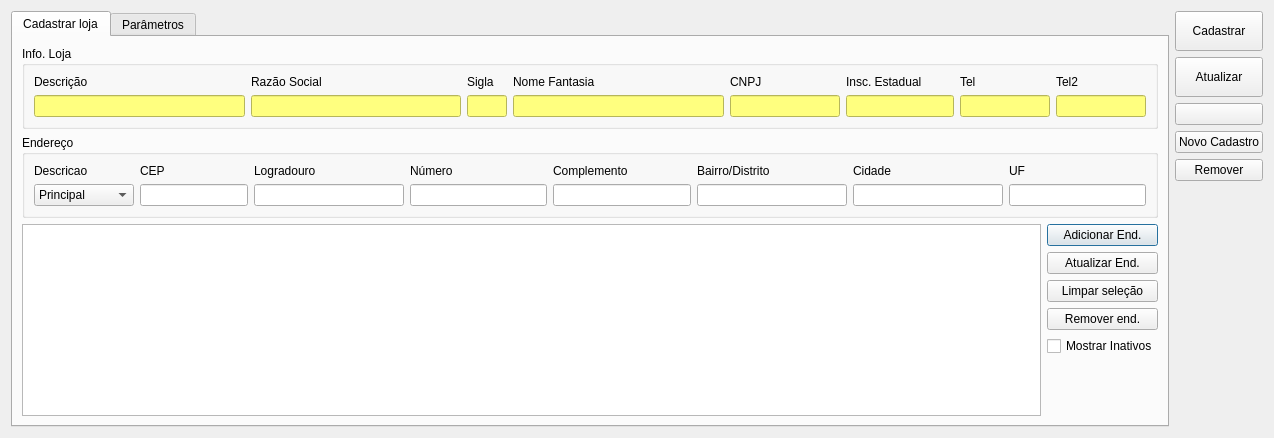
Qt form ui/cadastroloja.ui (lellisls/ERP-STACCATO) before a commit.
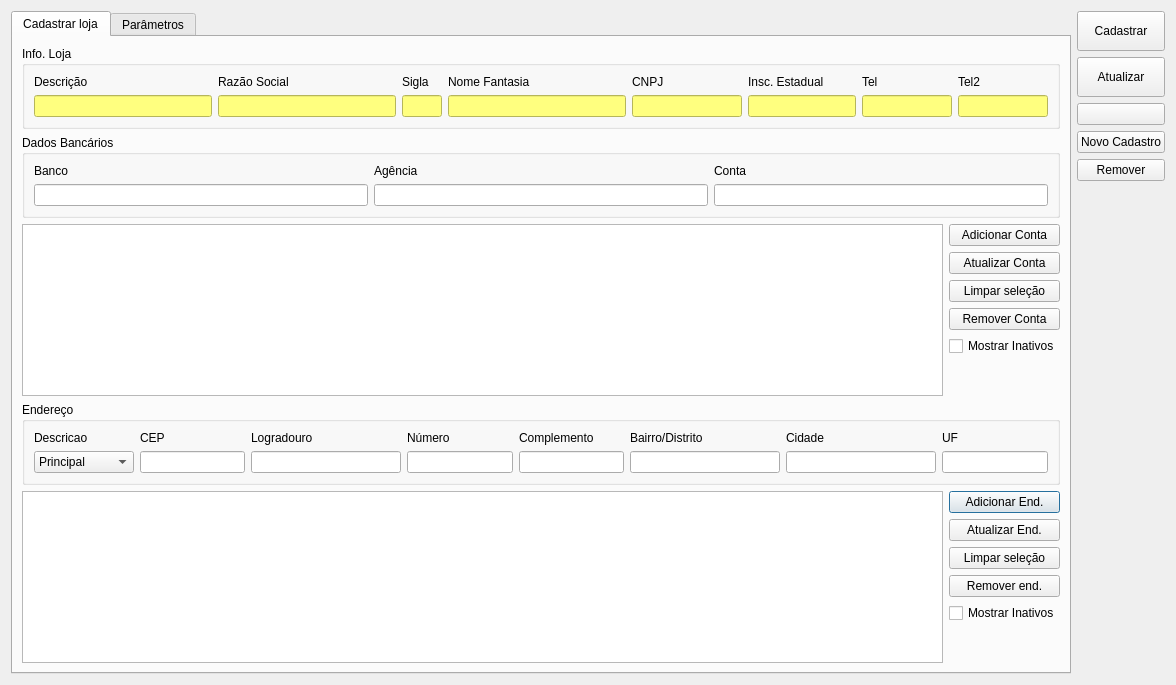
The same form after that commit. Icons and pictures are not drawn. Custom widgets are drawn as their Qt base class.

Patch:
```diff
--- a/ui/cadastroloja.ui
+++ b/ui/cadastroloja.ui
@@ -9,8 +9,8 @@
    <rect>
     <x>0</x>
     <y>0</y>
-    <width>1274</width>
-    <height>438</height>
+    <width>1176</width>
+    <height>685</height>
    </rect>
   </property>
   <property name="windowTitle">
@@ -33,7 +33,7 @@
        <string>Cadastrar loja</string>
       </attribute>
       <layout class="QGridLayout" name="gridLayout">
-       <item row="1" column="0" colspan="2">
+       <item row="3" column="0" colspan="2">
         <widget class="QGroupBox" name="groupBoxEndereco">
          <property name="title">
           <string>Endereço</string>
@@ -250,89 +250,6 @@
          </layout>
         </widget>
        </item>
-       <item row="2" column="0">
-        <widget class="TableView" name="tableEndereco">
-         <property name="mouseTracking">
-          <bool>true</bool>
-         </property>
-         <property name="sizeAdjustPolicy">
-          <enum>QAbstractScrollArea::AdjustToContents</enum>
-         </property>
-         <property name="editTriggers">
-          <set>QAbstractItemView::NoEditTriggers</set>
-         </property>
-         <property name="tabKeyNavigation">
-          <bool>false</bool>
-         </property>
-         <property name="alternatingRowColors">
-          <bool>true</bool>
-         </property>
-         <property name="selectionMode">
-          <enum>QAbstractItemView::SingleSelection</enum>
-         </property>
-         <property name="selectionBehavior">
-          <enum>QAbstractItemView::SelectRows</enum>
-         </property>
-         <attribute name="horizontalHeaderStretchLastSection">
-          <bool>false</bool>
-         </attribute>
-        </widget>
-       </item>
-       <item row="2" column="1">
-        <layout class="QVBoxLayout" name="verticalLayout">
-         <item>
-          <widget class="QPushButton" name="pushButtonAdicionarEnd">
-           <property name="text">
-            <string>Adicionar End.</string>
-           </property>
-          </widget>
-         </item>
-         <item>
-          <widget class="QPushButton" name="pushButtonAtualizarEnd">
-           <property name="text">
-            <string>Atualizar End.</string>
-           </property>
-          </widget>
-         </item>
-         <item>
-          <widget class="QPushButton" name="pushButtonEndLimpar">
-           <property name="text">
-            <string>Limpar seleção</string>
-           </property>
-          </widget>
-         </item>
-         <item>
-          <widget class="QPushButton" name="pushButtonRemoverEnd">
-           <property name="text">
-            <string>Remover end.</string>
-           </property>
-          </widget>
-         </item>
-         <item>
-          <widget class="QCheckBox" name="checkBoxMostrarInativos">
-           <property name="text">
-            <string>Mostrar Inativos</string>
-           </property>
-           <property name="checkable">
-            <bool>true</bool>
-           </property>
-          </widget>
-         </item>
-         <item>
-          <spacer name="verticalSpacer_4">
-           <property name="orientation">
-            <enum>Qt::Vertical</enum>
-           </property>
-           <property name="sizeHint" stdset="0">
-            <size>
-             <width>20</width>
-             <height>40</height>
-            </size>
-           </property>
-          </spacer>
-         </item>
-        </layout>
-       </item>
        <item row="0" column="0" colspan="2">
         <widget class="QGroupBox" name="groupBoxCadastro">
          <property name="title">
@@ -546,6 +463,211 @@
          </layout>
         </widget>
        </item>
+       <item row="1" column="0" colspan="2">
+        <widget class="QGroupBox" name="groupBoxConta">
+         <property name="title">
+          <string>Dados Bancários</string>
+         </property>
+         <layout class="QGridLayout" name="gridLayout_9">
+          <item row="0" column="1">
+           <widget class="QLabel" name="label_5">
+            <property name="text">
+             <string>Agência</string>
+            </property>
+           </widget>
+          </item>
+          <item row="0" column="2">
+           <widget class="QLabel" name="label_6">
+            <property name="text">
+             <string>Conta</string>
+            </property>
+           </widget>
+          </item>
+          <item row="1" column="1">
+           <widget class="QLineEdit" name="lineEditAgencia"/>
+          </item>
+          <item row="1" column="2">
+           <widget class="QLineEdit" name="lineEditConta"/>
+          </item>
+          <item row="1" column="0">
+           <widget class="QLineEdit" name="lineEditBanco"/>
+          </item>
+          <item row="0" column="0">
+           <widget class="QLabel" name="label_4">
+            <property name="text">
+             <string>Banco</string>
+            </property>
+           </widget>
+          </item>
+         </layout>
+        </widget>
+       </item>
+       <item row="4" column="0">
+        <widget class="TableView" name="tableEndereco">
+         <property name="mouseTracking">
+          <bool>true</bool>
+         </property>
+         <property name="sizeAdjustPolicy">
+          <enum>QAbstractScrollArea::AdjustToContents</enum>
+         </property>
+         <property name="editTriggers">
+          <set>QAbstractItemView::NoEditTriggers</set>
+         </property>
+         <property name="tabKeyNavigation">
+          <bool>false</bool>
+         </property>
+         <property name="alternatingRowColors">
+          <bool>true</bool>
+         </property>
+         <property name="selectionMode">
+          <enum>QAbstractItemView::SingleSelection</enum>
+         </property>
+         <property name="selectionBehavior">
+          <enum>QAbstractItemView::SelectRows</enum>
+         </property>
+         <attribute name="horizontalHeaderStretchLastSection">
+          <bool>false</bool>
+         </attribute>
+        </widget>
+       </item>
+       <item row="4" column="1">
+        <layout class="QVBoxLayout" name="verticalLayout">
+         <item>
+          <widget class="QPushButton" name="pushButtonAdicionarEnd">
+           <property name="text">
+            <string>Adicionar End.</string>
+           </property>
+          </widget>
+         </item>
+         <item>
+          <widget class="QPushButton" name="pushButtonAtualizarEnd">
+           <property name="text">
+            <string>Atualizar End.</string>
+           </property>
+          </widget>
+         </item>
+         <item>
+          <widget class="QPushButton" name="pushButtonEndLimpar">
+           <property name="text">
+            <string>Limpar seleção</string>
+           </property>
+          </widget>
+         </item>
+         <item>
+          <widget class="QPushButton" name="pushButtonRemoverEnd">
+           <property name="text">
+            <string>Remover end.</string>
+           </property>
+          </widget>
+         </item>
+         <item>
+          <widget class="QCheckBox" name="checkBoxMostrarInativos">
+           <property name="text">
+            <string>Mostrar Inativos</string>
+           </property>
+           <property name="checkable">
+            <bool>true</bool>
+           </property>
+          </widget>
+         </item>
+         <item>
+          <spacer name="verticalSpacer_4">
+           <property name="orientation">
+            <enum>Qt::Vertical</enum>
+           </property>
+           <property name="sizeHint" stdset="0">
+            <size>
+             <width>20</width>
+             <height>40</height>
+            </size>
+           </property>
+          </spacer>
+         </item>
+        </layout>
+       </item>
+       <item row="2" column="0">
+        <widget class="TableView" name="tableConta">
+         <property name="mouseTracking">
+          <bool>true</bool>
+         </property>
+         <property name="sizeAdjustPolicy">
+          <enum>QAbstractScrollArea::AdjustToContents</enum>
+         </property>
+         <property name="editTriggers">
+          <set>QAbstractItemView::NoEditTriggers</set>
+         </property>
+         <property name="tabKeyNavigation">
+          <bool>false</bool>
+         </property>
+         <property name="alternatingRowColors">
+          <bool>true</bool>
+         </property>
+         <property name="selectionMode">
+          <enum>QAbstractItemView::SingleSelection</enum>
+         </property>
+         <property name="selectionBehavior">
+          <enum>QAbstractItemView::SelectRows</enum>
+         </property>
+         <attribute name="horizontalHeaderStretchLastSection">
+          <bool>false</bool>
+         </attribute>
+        </widget>
+       </item>
+       <item row="2" column="1">
+        <layout class="QVBoxLayout" name="verticalLayout_4">
+         <item>
+          <widget class="QPushButton" name="pushButtonAdicionarConta">
+           <property name="text">
+            <string>Adicionar Conta</string>
+           </property>
+          </widget>
+         </item>
+         <item>
+          <widget class="QPushButton" name="pushButtonAtualizarConta">
+           <property name="text">
+            <string>Atualizar Conta</string>
+           </property>
+          </widget>
+         </item>
+         <item>
+          <widget class="QPushButton" name="pushButtonContaLimpar">
+           <property name="text">
+            <string>Limpar seleção</string>
+           </property>
+          </widget>
+         </item>
+         <item>
+          <widget class="QPushButton" name="pushButtonRemoverConta">
+           <property name="text">
+            <string>Remover Conta</string>
+           </property>
+          </widget>
+         </item>
+         <item>
+          <widget class="QCheckBox" name="checkBoxMostrarInativosConta">
+           <property name="text">
+            <string>Mostrar Inativos</string>
+           </property>
+           <property name="checkable">
+            <bool>true</bool>
+           </property>
+          </widget>
+         </item>
+         <item>
+          <spacer name="verticalSpacer_6">
+           <property name="orientation">
+            <enum>Qt::Vertical</enum>
+           </property>
+           <property name="sizeHint" stdset="0">
+            <size>
+             <width>20</width>
+             <height>40</height>
+            </size>
+           </property>
+          </spacer>
+         </item>
+        </layout>
+       </item>
       </layout>
      </widget>
      <widget class="QWidget" name="tab_2">
```
Left out of the diff: 157 changed lines with no effect on the pictures.
